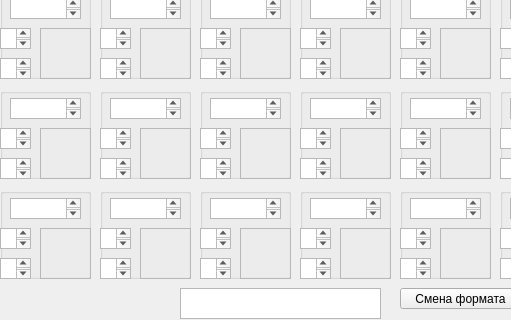
Before: the Qt Designer form MyProject/month.ui in klilukqq/youlab, drawn with Qt 5; both pictures show x 0 to 511 and y 122 to 442 of the 696 by 442 pixel window.
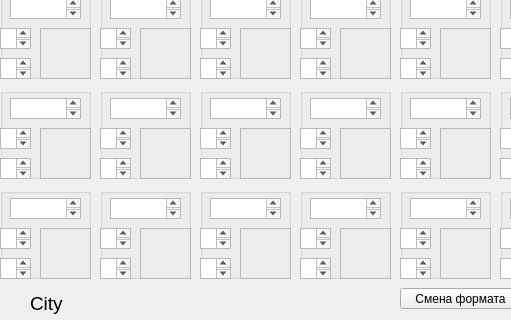
After: the same form once the commit is applied.

```diff
--- a/MyProject/month.ui
+++ b/MyProject/month.ui
@@ -39,16 +39,6 @@
     <string>Настройки</string>
    </property>
   </widget>
-  <widget class="QTextBrowser" name="City">
-   <property name="geometry">
-    <rect>
-     <x>180</x>
-     <y>410</y>
-     <width>201</width>
-     <height>31</height>
-    </rect>
-   </property>
-  </widget>
   <widget class="QGroupBox" name="day">
    <property name="geometry">
     <rect>
@@ -1897,6 +1887,24 @@
     </property>
    </widget>
   </widget>
+  <widget class="QLabel" name="City_2">
+   <property name="geometry">
+    <rect>
+     <x>30</x>
+     <y>410</y>
+     <width>141</width>
+     <height>31</height>
+    </rect>
+   </property>
+   <property name="font">
+    <font>
+     <pointsize>14</pointsize>
+    </font>
+   </property>
+   <property name="text">
+    <string>City</string>
+   </property>
+  </widget>
  </widget>
  <resources/>
  <connections/>
```
